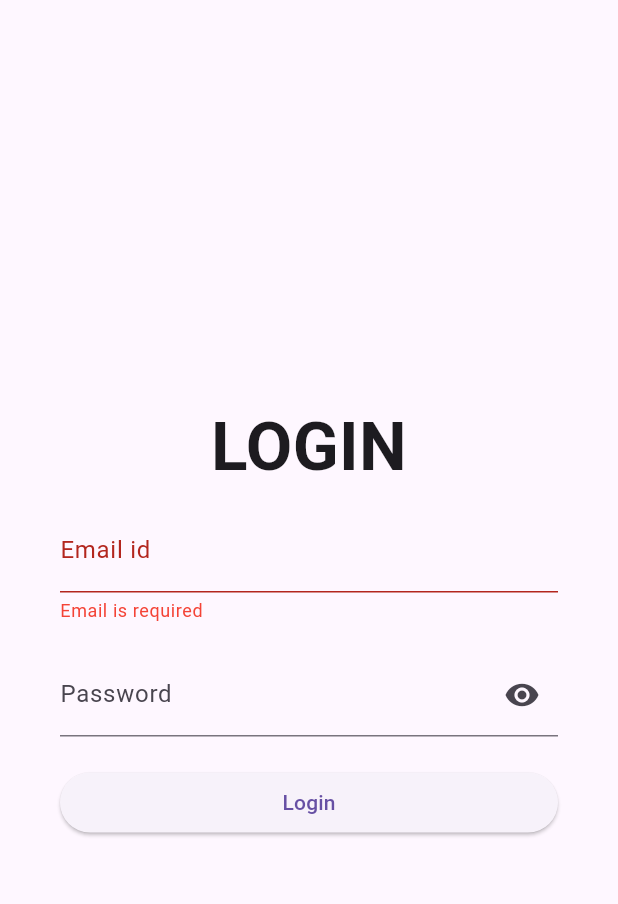
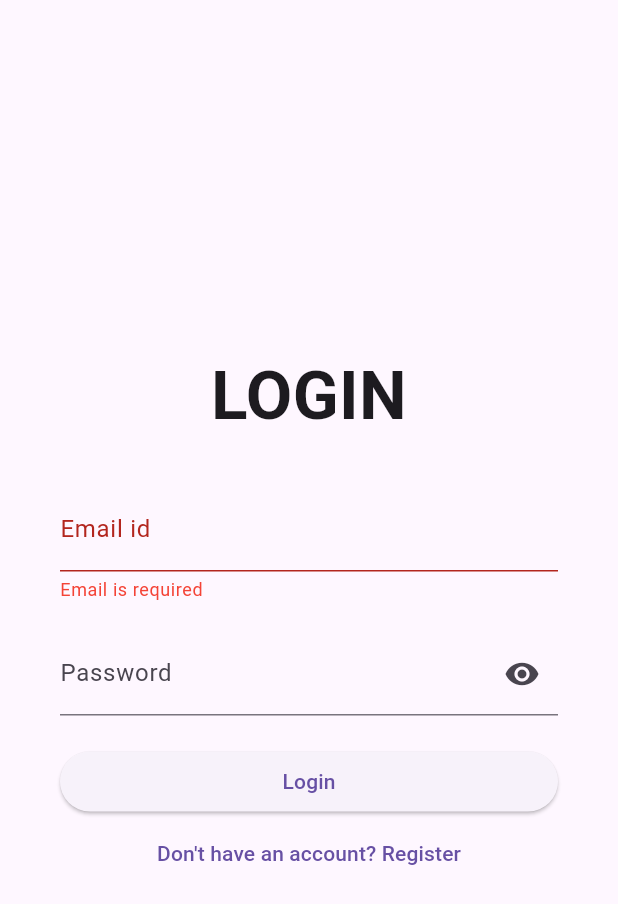
Before and after one commit to Akshay-C-A/TaskHub, a Flutter app: the screen it shows after launch, after a tap on "Login", on a phone screen of 412 x 824 dp. Shown: the top 904 px of the screen. Run offline on Flutter 3.47's test engine with Material 3 defaults, Android fonts, the phone set to English and light mode, and no system bars; our stand-ins replace cloud_firestore, firebase_auth, firebase_core; accounts and stored records are empty.

Commit message:
updated login

```diff
--- a/taskhubapp/lib/auth/login_page.dart
+++ b/taskhubapp/lib/auth/login_page.dart
@@ -1,8 +1,6 @@
+import 'package:cloud_firestore/cloud_firestore.dart';
 import 'package:flutter/material.dart';
 import 'package:firebase_auth/firebase_auth.dart';
-
-
-
 
 class LoginPage extends StatefulWidget {
   @override
@@ -16,37 +14,8 @@ class _LoginPageState extends State<LoginPage> {
   bool _isObscure = true;
   String? _emailError;
   String? _passwordError;
-
-  void _navigateToPage(BuildContext context) {
-  final user = FirebaseAuth.instance.currentUser;
-  if (user != null) {
-    final userMail = user.email;
-
-    // if (userType == 'Student') {
-    //   Navigator.pushReplacement(
-    //     context,
-    //     MaterialPageRoute(builder: (context) => Student_Dashboard()),
-    //   );
-    // } else if (userType == 'Alumni') {
-    //   Navigator.pushReplacement(
-    //     context,
-    //     MaterialPageRoute(builder: (context) => Alumni_Dashboard()),
-    //   );
-    // } else if (userType == 'Admin') {
-    //   Navigator.pushReplacement(
-    //     context,
-    //     MaterialPageRoute(builder: (context) => AdminDashboard()),
-    //   );
-    // } else if (userType == 'Moderator') {
-    //   Navigator.pushReplacement(
-    //     context,
-    //     MaterialPageRoute(builder: (context) => EventDashboard()),
-    //   );
-    // } else {
-    //   // Handle other user types or invalid emails
-    // }
-  }
-}
+  String _userType = 'teamMember';
+  bool _isRegisterMode = false;
 
   Future<void> signIn() async {
     setState(() {
@@ -70,10 +39,35 @@ class _LoginPageState extends State<LoginPage> {
         return;
       }
 
-      await FirebaseAuth.instance.signInWithEmailAndPassword(
-        email: emailController.text.trim(),
-        password: passwordController.text.trim(),
-      );
+       if (_isRegisterMode) {
+        // Register new user
+        UserCredential userCredential = await FirebaseAuth.instance.createUserWithEmailAndPassword(
+          email: emailController.text.trim(),
+          password: passwordController.text.trim(),
+        );
+
+        // Store user data in Firestore
+        await FirebaseFirestore.instance.collection('users').doc(userCredential.user!.uid).set({
+          'email': emailController.text.trim(),
+          'userType': _userType,
+        });
+
+        if (_userType == 'teamLeader') {
+          await FirebaseFirestore.instance.collection('teamLeaders').doc(userCredential.user!.uid).set({
+            'email': emailController.text.trim(),
+          });
+        } else {
+          await FirebaseFirestore.instance.collection('teamMembers').doc(userCredential.user!.uid).set({
+            'email': emailController.text.trim(),
+          });
+        }
+      } else {
+        // Sign in existing user
+        await FirebaseAuth.instance.signInWithEmailAndPassword(
+          email: emailController.text.trim(),
+          password: passwordController.text.trim(),
+        );
+      }
     } on FirebaseAuthException catch (e) {
       setState(() {
         if (e.code == 'invalid-email') {
@@ -83,7 +77,7 @@ class _LoginPageState extends State<LoginPage> {
         } else {
           ScaffoldMessenger.of(context).showSnackBar(
             SnackBar(
-              content: Text('Error signing in: ${e.message}'),
+              content: Text('Error: ${e.message}'),
             ),
           );
         }
@@ -93,10 +87,6 @@ class _LoginPageState extends State<LoginPage> {
         _isLoading = false;
       });
     }
-    // Navigator.pushReplacement(
-    //   context,
-    //   MaterialPageRoute(builder: (context) => MainPage()),
-    // );
   }
 
   @override
@@ -119,7 +109,7 @@ class _LoginPageState extends State<LoginPage> {
               crossAxisAlignment: CrossAxisAlignment.stretch,
               children: <Widget>[
                 Text(
-                  'LOGIN',
+                  _isRegisterMode ? 'REGISTER' : 'LOGIN',
                   textAlign: TextAlign.center,
                   style: TextStyle(
                     fontSize: 45.0,
@@ -127,6 +117,26 @@ class _LoginPageState extends State<LoginPage> {
                   ),
                 ),
                 SizedBox(height: 10.0),
+                if (_isRegisterMode)
+                  DropdownButtonFormField<String>(
+                    value: _userType,
+                    onChanged: (value) {
+                      setState(() {
+                        _userType = value!;
+                      });
+                    },
+                    items: [
+                      DropdownMenuItem(
+                        value: 'teamMember',
+                        child: Text('Team Member'),
+                      ),
+                      DropdownMenuItem(
+                        value: 'teamLeader',
+                        child: Text('Team Leader'),
+                      ),
+                    ],
+                  ),
+                SizedBox(height: 20.0),
                 TextField(
                   controller: emailController,
                   decoration: InputDecoration(
@@ -161,8 +171,24 @@ class _LoginPageState extends State<LoginPage> {
                 else
                   ElevatedButton(
                     onPressed: signIn,
-                    child: Text('Login'),
+                    child: Text(_isRegisterMode ? 'Register' : 'Login'),
                   ),
+                TextButton(
+                  onPressed: () {
+                    setState(() {
+                      _isRegisterMode = !_isRegisterMode;
+                      _emailError = null;
+                      _passwordError = null;
+                      emailController.clear();
+                      passwordController.clear();
+                    });
+                  },
+                  child: Text(
+                    _isRegisterMode
+                        ? 'Already have an account? Login'
+                        : 'Don\'t have an account? Register',
+                  ),
+                ),
               ],
             ),
           ),
--- a/taskhubapp/pubspec.yaml
+++ b/taskhubapp/pubspec.yaml
@@ -37,6 +37,7 @@ dependencies:
   cupertino_icons: ^1.0.6
   firebase_core: ^2.31.0
   firebase_auth: ^4.19.5
+  cloud_firestore: ^4.17.3
 
 dev_dependencies:
   flutter_test:
```
Also changed, not shown: taskhubapp/pubspec.lock, 3 other files.
